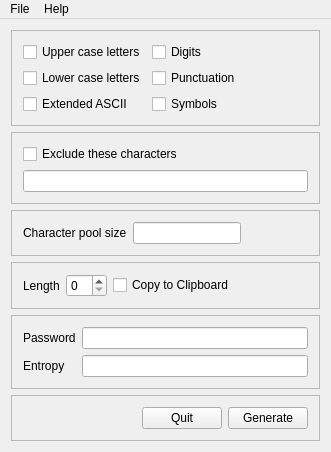
Old version of the form mainwindow.ui in the repository TimAllman/Password-Beaver.
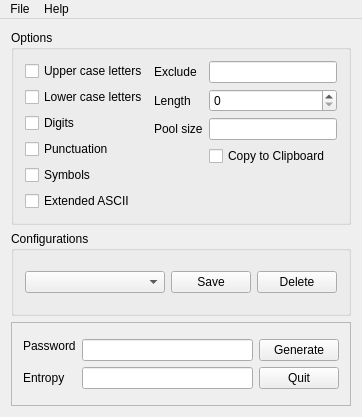
New version of the form. Icons and pictures are not drawn.

Commit message: More changes to options management.

Diff of the .ui file:
```diff
--- a/mainwindow.ui
+++ b/mainwindow.ui
@@ -6,8 +6,8 @@
    <rect>
     <x>0</x>
     <y>0</y>
-    <width>331</width>
-    <height>437</height>
+    <width>362</width>
+    <height>417</height>
    </rect>
   </property>
   <property name="sizePolicy">
@@ -30,23 +30,16 @@
      <verstretch>0</verstretch>
     </sizepolicy>
    </property>
+   <layout class="QVBoxLayout" name="verticalLayout_3">
+    <item>
+     <widget class="QGroupBox" name="groupBox_2">
+      <property name="title">
+       <string>Options</string>
+      </property>
+      <layout class="QHBoxLayout" name="horizontalLayout">
+       <item>
    <layout class="QVBoxLayout" name="verticalLayout">
     <item>
-     <widget class="QFrame" name="frame_2">
-      <property name="sizePolicy">
-       <sizepolicy hsizetype="Preferred" vsizetype="Maximum">
-        <horstretch>0</horstretch>
-        <verstretch>0</verstretch>
-       </sizepolicy>
-      </property>
-      <property name="frameShape">
-       <enum>QFrame::StyledPanel</enum>
-      </property>
-      <property name="frameShadow">
-       <enum>QFrame::Raised</enum>
-      </property>
-      <layout class="QFormLayout" name="formLayout">
-       <item row="0" column="0">
         <widget class="QCheckBox" name="upperCaseCheckBox">
          <property name="text">
           <string>Upper case letters</string>
@@ -56,17 +49,7 @@
          </property>
         </widget>
        </item>
-       <item row="0" column="1">
-        <widget class="QCheckBox" name="digitsCheckBox">
-         <property name="text">
-          <string>Digits</string>
-         </property>
-         <property name="tristate">
-          <bool>true</bool>
-         </property>
-        </widget>
-       </item>
-       <item row="1" column="0">
+         <item>
         <widget class="QCheckBox" name="lowerCaseCheckBox">
          <property name="text">
           <string>Lower case letters</string>
@@ -76,7 +59,17 @@
          </property>
         </widget>
        </item>
-       <item row="1" column="1">
+         <item>
+          <widget class="QCheckBox" name="digitsCheckBox">
+           <property name="text">
+            <string>Digits</string>
+           </property>
+           <property name="tristate">
+            <bool>true</bool>
+           </property>
+          </widget>
+         </item>
+         <item>
         <widget class="QCheckBox" name="punctuationCheckBox">
          <property name="text">
           <string>Punctuation</string>
@@ -86,14 +79,7 @@
          </property>
         </widget>
        </item>
-       <item row="2" column="0">
-        <widget class="QCheckBox" name="extendedAsciiCheckBox">
-         <property name="text">
-          <string>Extended ASCII</string>
-         </property>
-        </widget>
-       </item>
-       <item row="2" column="1">
+         <item>
         <widget class="QCheckBox" name="symbolsCheckBox">
          <property name="text">
           <string>Symbols</string>
@@ -103,117 +89,39 @@
          </property>
         </widget>
        </item>
-      </layout>
-     </widget>
+         <item>
+          <widget class="QCheckBox" name="extendedAsciiCheckBox">
+           <property name="text">
+            <string>Extended ASCII</string>
+           </property>
+          </widget>
+         </item>
+        </layout>
     </item>
     <item>
-     <widget class="QFrame" name="frame_5">
-      <property name="sizePolicy">
-       <sizepolicy hsizetype="Preferred" vsizetype="Maximum">
-        <horstretch>0</horstretch>
-        <verstretch>0</verstretch>
-       </sizepolicy>
-      </property>
-      <property name="frameShape">
-       <enum>QFrame::StyledPanel</enum>
-      </property>
-      <property name="frameShadow">
-       <enum>QFrame::Raised</enum>
-      </property>
-      <layout class="QVBoxLayout" name="verticalLayout_2">
-       <item>
-        <widget class="QCheckBox" name="excludeCheckBox">
+        <layout class="QFormLayout" name="formLayout">
+         <item row="0" column="0">
+          <widget class="QLabel" name="label_5">
          <property name="text">
-          <string>Exclude these characters</string>
+            <string>Exclude</string>
          </property>
         </widget>
        </item>
-       <item>
+         <item row="0" column="1">
         <widget class="QLineEdit" name="excludeCharsLineEdit">
          <property name="clearButtonEnabled">
           <bool>true</bool>
          </property>
         </widget>
        </item>
-      </layout>
-     </widget>
-    </item>
-    <item>
-     <widget class="QFrame" name="frame_4">
-      <property name="sizePolicy">
-       <sizepolicy hsizetype="Preferred" vsizetype="Maximum">
-        <horstretch>0</horstretch>
-        <verstretch>0</verstretch>
-       </sizepolicy>
-      </property>
-      <property name="frameShape">
-       <enum>QFrame::StyledPanel</enum>
-      </property>
-      <property name="frameShadow">
-       <enum>QFrame::Raised</enum>
-      </property>
-      <layout class="QHBoxLayout" name="horizontalLayout_4">
-       <item>
-        <widget class="QLabel" name="label_4">
-         <property name="text">
-          <string>Character pool size</string>
-         </property>
-        </widget>
-       </item>
-       <item>
-        <widget class="QLineEdit" name="poolSizeLineEdit">
-         <property name="sizePolicy">
-          <sizepolicy hsizetype="Preferred" vsizetype="Fixed">
-           <horstretch>0</horstretch>
-           <verstretch>0</verstretch>
-          </sizepolicy>
-         </property>
-         <property name="readOnly">
-          <bool>true</bool>
-         </property>
-        </widget>
-       </item>
-       <item>
-        <spacer name="horizontalSpacer_2">
-         <property name="orientation">
-          <enum>Qt::Horizontal</enum>
-         </property>
-         <property name="sizeHint" stdset="0">
-          <size>
-           <width>40</width>
-           <height>20</height>
-          </size>
-         </property>
-        </spacer>
-       </item>
-      </layout>
-     </widget>
-    </item>
-    <item>
-     <widget class="QFrame" name="frame_1">
-      <property name="sizePolicy">
-       <sizepolicy hsizetype="Preferred" vsizetype="Maximum">
-        <horstretch>0</horstretch>
-        <verstretch>0</verstretch>
-       </sizepolicy>
-      </property>
-      <property name="frameShape">
-       <enum>QFrame::StyledPanel</enum>
-      </property>
-      <property name="frameShadow">
-       <enum>QFrame::Raised</enum>
-      </property>
-      <layout class="QHBoxLayout" name="horizontalLayout_3">
-       <item>
-        <layout class="QHBoxLayout" name="horizontalLayout_2">
-         <item>
+         <item row="1" column="0">
           <widget class="QLabel" name="label_3">
            <property name="text">
             <string>Length</string>
            </property>
           </widget>
          </item>
-         <item>
+         <item row="1" column="1">
           <widget class="QSpinBox" name="passwordLengthSpinBox">
            <property name="toolTip">
             <string>&lt;html&gt;&lt;head/&gt;&lt;body&gt;&lt;p&gt;Set the length of the password.&lt;/p&gt;&lt;/body&gt;&lt;/html&gt;</string>
@@ -223,9 +131,27 @@
            </property>
           </widget>
          </item>
-        </layout>
-       </item>
-       <item>
+         <item row="2" column="0">
+          <widget class="QLabel" name="label_4">
+           <property name="text">
+            <string>Pool size</string>
+           </property>
+          </widget>
+         </item>
+         <item row="2" column="1">
+          <widget class="QLineEdit" name="poolSizeLineEdit">
+           <property name="sizePolicy">
+            <sizepolicy hsizetype="Preferred" vsizetype="Fixed">
+             <horstretch>0</horstretch>
+             <verstretch>0</verstretch>
+            </sizepolicy>
+           </property>
+           <property name="readOnly">
+            <bool>true</bool>
+           </property>
+          </widget>
+         </item>
+         <item row="3" column="1">
         <widget class="QCheckBox" name="copyToClipboardCheckBox">
          <property name="toolTip">
           <string>&lt;html&gt;&lt;head/&gt;&lt;body&gt;&lt;p&gt;Automatically copy password to clipboard.&lt;/p&gt;&lt;/body&gt;&lt;/html&gt;</string>
@@ -235,37 +161,57 @@
          </property>
         </widget>
        </item>
+        </layout>
+       </item>
+      </layout>
+     </widget>
+    </item>
        <item>
-        <spacer name="horizontalSpacer_3">
-         <property name="orientation">
-          <enum>Qt::Horizontal</enum>
-         </property>
-         <property name="sizeHint" stdset="0">
-          <size>
-           <width>40</width>
-           <height>20</height>
-          </size>
-         </property>
-        </spacer>
-       </item>
-      </layout>
+     <widget class="QGroupBox" name="groupBox_3">
+      <property name="title">
+       <string>Configurations</string>
+      </property>
+      <layout class="QHBoxLayout" name="horizontalLayout_3">
+       <item>
+        <widget class="QComboBox" name="optionsNameComboBox"/>
+       </item>
+       <item>
+        <layout class="QHBoxLayout" name="horizontalLayout_2">
+         <item>
+          <widget class="QPushButton" name="saveOptionsPushButton">
+           <property name="text">
+            <string>Save</string>
+           </property>
+          </widget>
+         </item>
+         <item>
+          <widget class="QPushButton" name="deleteOptionsPushButton">
+           <property name="text">
+            <string>Delete</string>
+           </property>
+          </widget>
+         </item>
+        </layout>
+       </item>
+      </layout>
      </widget>
     </item>
     <item>
-     <widget class="QFrame" name="frame_3">
-      <property name="sizePolicy">
-       <sizepolicy hsizetype="Preferred" vsizetype="Maximum">
-        <horstretch>0</horstretch>
-        <verstretch>0</verstretch>
-       </sizepolicy>
-      </property>
+     <widget class="QFrame" name="frame">
       <property name="frameShape">
        <enum>QFrame::StyledPanel</enum>
       </property>
       <property name="frameShadow">
-       <enum>QFrame::Raised</enum>
+       <enum>QFrame::Sunken</enum>
       </property>
-      <layout class="QGridLayout" name="gridLayout">
+      <property name="lineWidth">
+       <number>0</number>
+      </property>
+      <layout class="QVBoxLayout" name="verticalLayout_4">
+       <item>
+        <layout class="QHBoxLayout" name="horizontalLayout_4">
+         <item>
+          <layout class="QFormLayout" name="formLayout_2">
        <item row="0" column="0">
         <widget class="QLabel" name="label_2">
          <property name="sizePolicy">
@@ -319,46 +265,9 @@
         </widget>
        </item>
       </layout>
-     </widget>
     </item>
     <item>
-     <widget class="QFrame" name="frame">
-      <property name="enabled">
-       <bool>true</bool>
-      </property>
-      <property name="sizePolicy">
-       <sizepolicy hsizetype="Minimum" vsizetype="Fixed">
-        <horstretch>0</horstretch>
-        <verstretch>0</verstretch>
-       </sizepolicy>
-      </property>
-      <property name="frameShape">
-       <enum>QFrame::StyledPanel</enum>
-      </property>
-      <property name="frameShadow">
-       <enum>QFrame::Plain</enum>
-      </property>
-      <layout class="QHBoxLayout" name="horizontalLayout">
-       <item>
-        <spacer name="horizontalSpacer">
-         <property name="orientation">
-          <enum>Qt::Horizontal</enum>
-         </property>
-         <property name="sizeHint" stdset="0">
-          <size>
-           <width>40</width>
-           <height>20</height>
-          </size>
-         </property>
-        </spacer>
-       </item>
-       <item>
-        <widget class="QPushButton" name="quitPushButton">
-         <property name="text">
-          <string>Quit</string>
-         </property>
-        </widget>
-       </item>
+          <layout class="QVBoxLayout" name="verticalLayout_2">
        <item>
         <widget class="QPushButton" name="generatePushButton">
          <property name="maximumSize">
@@ -372,7 +281,18 @@
          </property>
         </widget>
        </item>
-      </layout>
+           <item>
+            <widget class="QPushButton" name="quitPushButton">
+             <property name="text">
+              <string>Quit</string>
+             </property>
+            </widget>
+           </item>
+          </layout>
+         </item>
+        </layout>
+       </item>
+      </layout>
      </widget>
     </item>
    </layout>
@@ -388,8 +308,8 @@
     <rect>
      <x>0</x>
      <y>0</y>
-     <width>331</width>
-     <height>20</height>
+     <width>362</width>
+     <height>22</height>
     </rect>
    </property>
    <widget class="QMenu" name="menuFile">
```
Left out of the diff: 6 changed lines with no effect on the pictures. Lines whose indentation alone changed are shown as unchanged. The commit also changes 9 other files.
